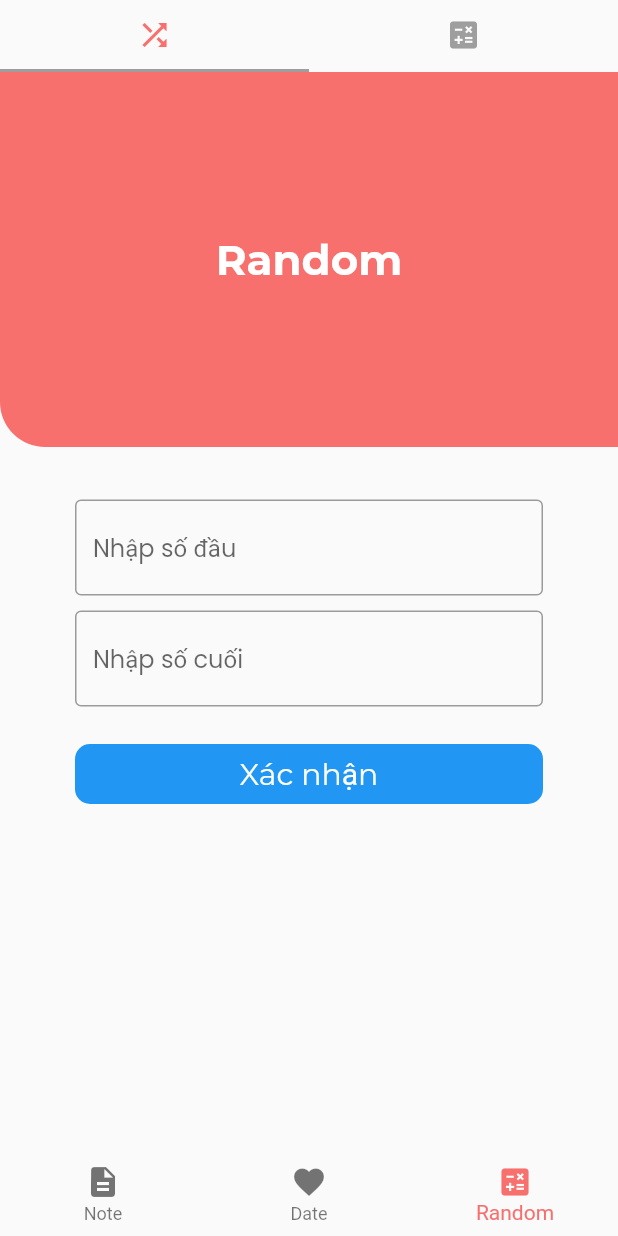
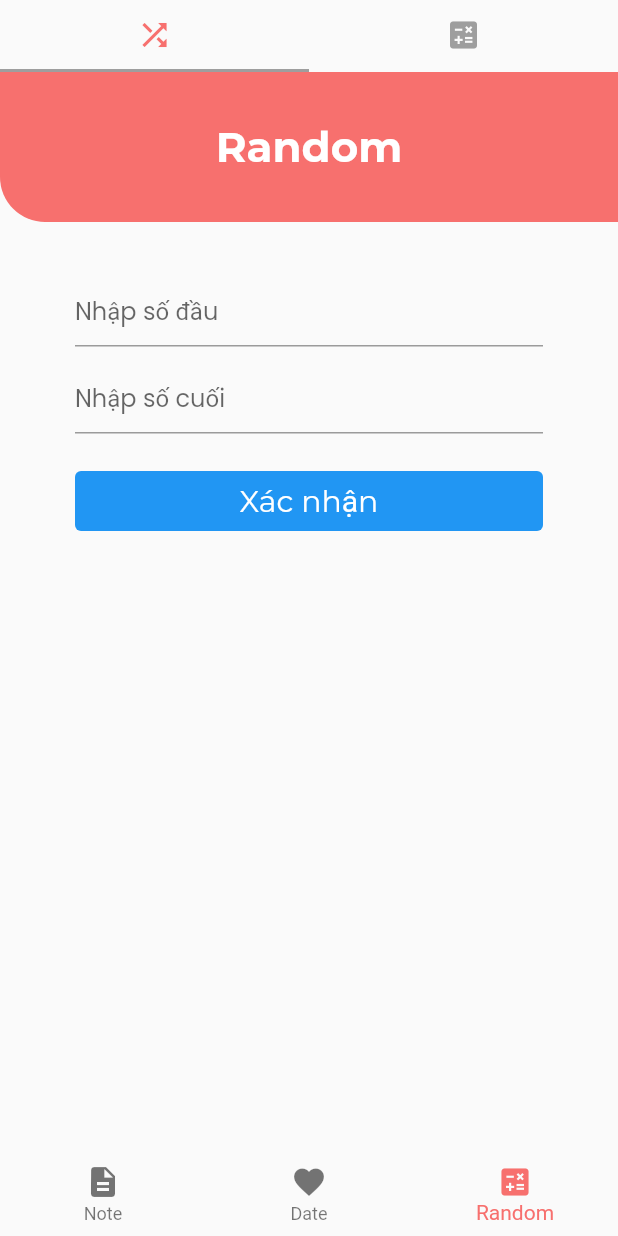
Before and after one commit to qu-Ming/mutil_app, a Flutter app: the screen it shows after launch, item 3 of the bottom bar chosen, on a phone screen of 412 x 824 dp. Run offline on Flutter 3.47's test engine with Material 2 defaults, Android fonts, the phone set to English and light mode, and no system bars; our stand-ins replace cloud_firestore, firebase_core, like_button; accounts and stored records are empty.

```diff
--- a/lib/components/text_component.dart
+++ b/lib/components/text_component.dart
@@ -9,19 +9,22 @@ class TextComponent extends StatelessWidget {
       required this.text,
       this.textSize = AppDimens.text_size_12,
       this.fontWeight = FontWeight.normal,
-      this.colorText = AppColors.colorBlack})
+      this.colorText = AppColors.colorBlack,
+      this.maxLines})
       : super(key: key);
 
   final String text;
   final double? textSize;
   final FontWeight? fontWeight;
   final Color? colorText;
+  final int? maxLines;
 
   @override
   Widget build(BuildContext context) {
     return Text(
       text,
       overflow: TextOverflow.ellipsis,
+      maxLines: maxLines,
       style: TextStyle(
           color: colorText,
           fontSize: textSize,
--- a/lib/components/textfield_component.dart
+++ b/lib/components/textfield_component.dart
@@ -28,7 +28,6 @@ class TextFieldComponent extends StatelessWidget {
         keyboardType: textInputType,
         onChanged: onChanged,
         decoration: InputDecoration(
-          border: const OutlineInputBorder(),
           errorText: errorText,
           hintText: text,
           hintStyle: TextStyle(color: colorText, fontFamily: 'Poppins'),
--- a/lib/pages/random_page/percent.dart
+++ b/lib/pages/random_page/percent.dart
@@ -1,4 +1,5 @@
 import 'package:flutter/material.dart';
+import 'package:mutil_app/utils/const/my_behavior.dart';
 
 import '../../components/text_component.dart';
 import '../../components/textfield_component.dart';
@@ -28,7 +29,7 @@ class _PercentTabState extends State<PercentTab> {
           child: Column(
             children: [
               Container(
-                height: 250.0,
+                height: 100.0,
                 width: double.infinity,
                 decoration: const BoxDecoration(
                     color: AppColors.appBarColor,
@@ -87,7 +88,7 @@ class _PercentTabState extends State<PercentTab> {
                   width: double.infinity,
                   decoration: BoxDecoration(
                     color: AppColors.colorBlue,
-                    borderRadius: BorderRadius.circular(10),
+                    borderRadius: BorderRadius.circular(4),
                   ),
                   child: const Center(
                     child: TextComponent(
--- a/lib/pages/random_page/random.dart
+++ b/lib/pages/random_page/random.dart
@@ -30,7 +30,7 @@ class _RandomState extends State<RandomTab> {
           child: Column(
             children: [
               Container(
-                height: 250.0,
+                height: 100.0,
                 width: double.infinity,
                 decoration: const BoxDecoration(
                     color: AppColors.colorPink,
@@ -89,7 +89,7 @@ class _RandomState extends State<RandomTab> {
                   width: double.infinity,
                   decoration: BoxDecoration(
                     color: AppColors.colorBlue,
-                    borderRadius: BorderRadius.circular(10),
+                    borderRadius: BorderRadius.circular(4),
                   ),
                   child: const Center(
                     child: TextComponent(
--- a/lib/pages/todo_page/todo_page.dart
+++ b/lib/pages/todo_page/todo_page.dart
@@ -120,6 +120,7 @@ class _TodoPagePageState extends State<TodoPage> {
                                                   const EdgeInsets.symmetric(
                                                       vertical: 8.0),
                                               child: TextComponent(
+                                                maxLines: 1,
                                                 text: documents["Content"],
                                                 textSize:
                                                     AppDimens.text_size_12,
```
Also changed, not shown: lib/pages/todo_page/add_todo_page.dart (+8 -0 lines).
